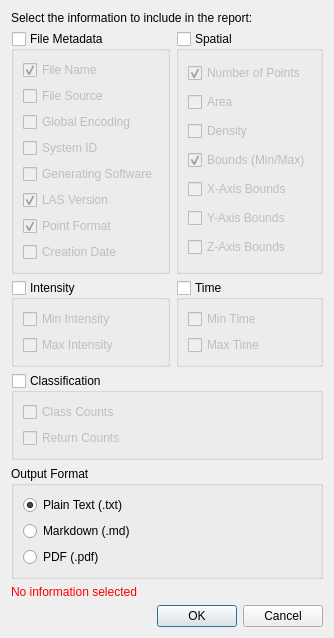
First picture: the form in tools_suite/report_generation/report_form.ui, repository Skoolzon3/MyLiDAR, before the edit.
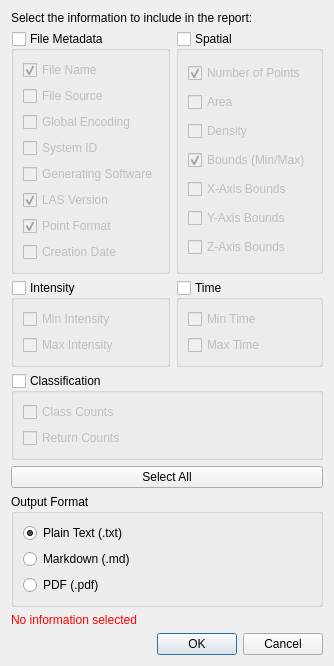
Second picture: the form after the edit.

Commit message:
Add "Select All" button to report generation
- Deleted debug popup

Diff of the .ui file:
```diff
--- a/tools_suite/report_generation/report_form.ui
+++ b/tools_suite/report_generation/report_form.ui
@@ -333,6 +333,13 @@
                 </widget>
             </item>
 
+            <item>
+                <widget class="QPushButton" name="btnSelectAll">
+                    <property name="text">
+                        <string>Select All</string>
+                    </property>
+                </widget>
+            </item>
 
             <item>
                 <widget class="QGroupBox" name="groupOutputFormat">
```
The commit also changes 2 other files.
